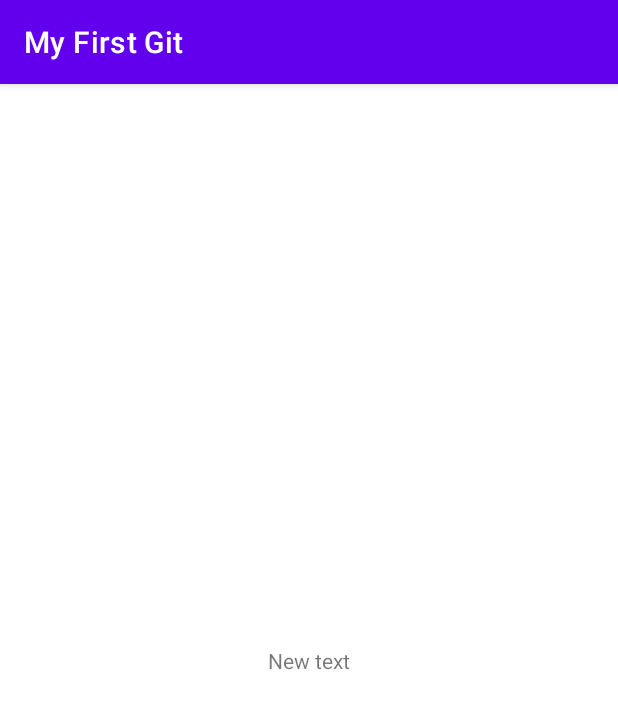
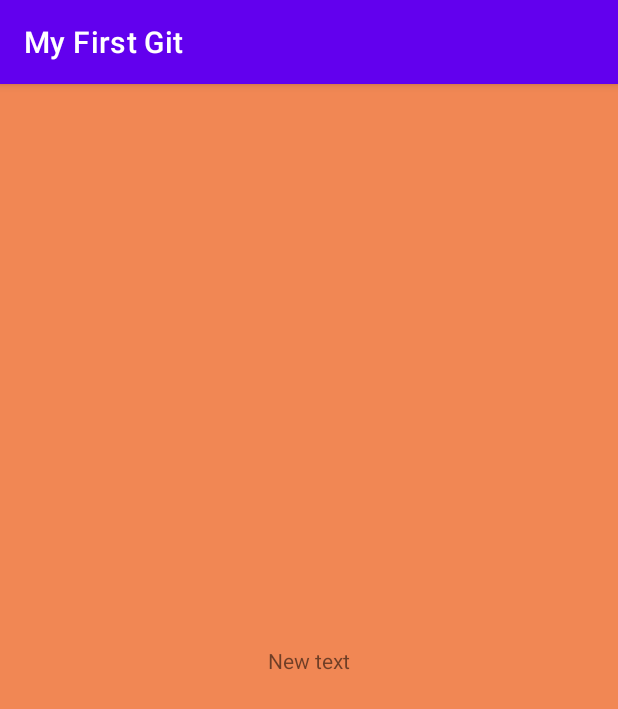
Before and after one commit to meuta/MyFirstGit, an Android app: the screen it shows after launch (MainActivity), on a phone screen of 412 x 824 dp. Shown: the top 709 px of the screen. Run offline under Robolectric (Android 15) with nearby library versions, the phone set to English and light mode, and no system bars.

Commit message:
Change background color

```diff
--- a/app/src/main/res/layout/activity_main.xml
+++ b/app/src/main/res/layout/activity_main.xml
@@ -4,6 +4,7 @@
     xmlns:tools="http://schemas.android.com/tools"
     android:layout_width="match_parent"
     android:layout_height="match_parent"
+    android:background="#F18754"
     tools:context=".MainActivity">
 
     <TextView
```
